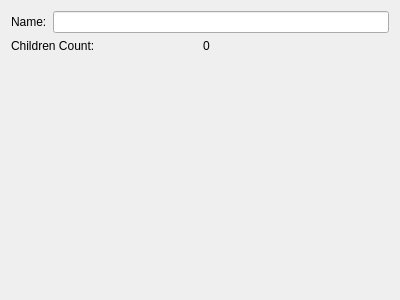
Above: CafeMenuEditor/menueditor.ui from PLLUG-Community-C-Qt-Roadmap/CPPQT-2016-1-CafeMenuEditor before the change. Below: the same form after it.
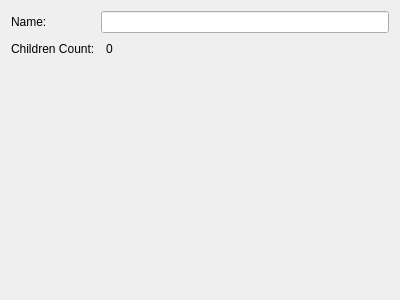
That is the form after the change.

Commit message: Fixed layout MenuEditor & MenuItem

Patch:
```diff
--- a/CafeMenuEditor/menueditor.ui
+++ b/CafeMenuEditor/menueditor.ui
@@ -13,10 +13,12 @@
   <property name="windowTitle">
    <string>Form</string>
   </property>
+  <layout class="QVBoxLayout" name="verticalLayout_3">
+   <item>
+    <layout class="QHBoxLayout" name="horizontalLayout_2">
+     <item>
   <layout class="QVBoxLayout" name="verticalLayout">
    <item>
-    <layout class="QHBoxLayout" name="horizontalLayout">
-     <item>
       <widget class="QLabel" name="label">
        <property name="text">
         <string>Name:</string>
@@ -24,25 +26,47 @@
       </widget>
      </item>
      <item>
-      <widget class="QLineEdit" name="lineEdit"/>
-     </item>
-    </layout>
-   </item>
-   <item>
-    <layout class="QHBoxLayout" name="horizontalLayout_2">
-     <item>
       <widget class="QLabel" name="label_2">
        <property name="text">
         <string>Children Count:</string>
        </property>
       </widget>
      </item>
+      </layout>
+     </item>
+     <item>
+      <layout class="QVBoxLayout" name="verticalLayout_2">
+       <item>
+        <widget class="QLineEdit" name="lineEdit"/>
+       </item>
+       <item>
+        <layout class="QHBoxLayout" name="horizontalLayout">
+         <property name="leftMargin">
+          <number>5</number>
+         </property>
      <item>
       <widget class="QLabel" name="label_3">
        <property name="text">
         <string>0</string>
        </property>
       </widget>
+         </item>
+         <item>
+          <spacer name="horizontalSpacer">
+           <property name="orientation">
+            <enum>Qt::Horizontal</enum>
+           </property>
+           <property name="sizeHint" stdset="0">
+            <size>
+             <width>40</width>
+             <height>20</height>
+            </size>
+           </property>
+          </spacer>
+         </item>
+        </layout>
+       </item>
+      </layout>
      </item>
     </layout>
    </item>
```
Lines whose indentation alone changed are shown as unchanged. The commit also changes 1 other file.
